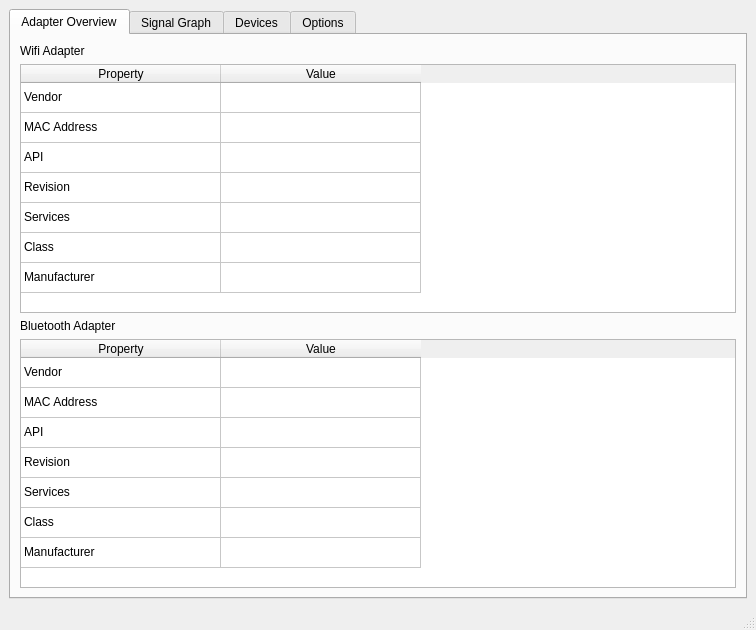
Old version of the form src/main/ui/signalum_desktop.ui in the repository bisohns/signalum-desktop.
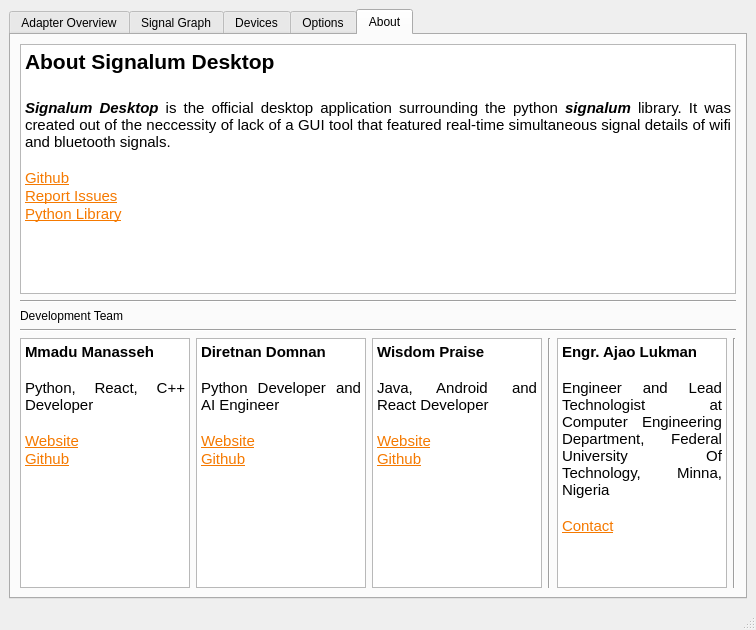
New version of the form.

Diff of the .ui file:
```diff
--- a/src/main/ui/signalum_desktop.ui
+++ b/src/main/ui/signalum_desktop.ui
@@ -21,7 +21,7 @@
        <string notr="true"/>
       </property>
       <property name="currentIndex">
-       <number>0</number>
+       <number>4</number>
       </property>
       <widget class="QWidget" name="adapterTab">
        <attribute name="title">
@@ -675,6 +675,135 @@
         </item>
        </layout>
       </widget>
+      <widget class="QWidget" name="About">
+       <attribute name="title">
+        <string>About</string>
+       </attribute>
+       <layout class="QVBoxLayout" name="verticalLayout_9">
+        <item>
+         <widget class="QTextEdit" name="textEdit">
+          <property name="html">
+           <string>&lt;!DOCTYPE HTML PUBLIC &quot;-//W3C//DTD HTML 4.0//EN&quot; &quot;http://www.w3.org/TR/REC-html40/strict.dtd&quot;&gt;
+&lt;html&gt;&lt;head&gt;&lt;meta name=&quot;qrichtext&quot; content=&quot;1&quot; /&gt;&lt;style type=&quot;text/css&quot;&gt;
+p, li { white-space: pre-wrap; }
+&lt;/style&gt;&lt;/head&gt;&lt;body style=&quot; font-family:'Ubuntu'; font-size:11pt; font-weight:400; font-style:normal;&quot;&gt;
+&lt;p align=&quot;justify&quot; style=&quot; margin-top:0px; margin-bottom:0px; margin-left:0px; margin-right:0px; -qt-block-indent:0; text-indent:0px;&quot;&gt;&lt;span style=&quot; font-size:16pt; font-weight:600;&quot;&gt;About Signalum Desktop&lt;/span&gt;&lt;/p&gt;
+&lt;p align=&quot;justify&quot; style=&quot;-qt-paragraph-type:empty; margin-top:0px; margin-bottom:0px; margin-left:0px; margin-right:0px; -qt-block-indent:0; text-indent:0px; font-size:16pt; font-weight:600;&quot;&gt;&lt;br /&gt;&lt;/p&gt;
+&lt;p align=&quot;justify&quot; style=&quot; margin-top:0px; margin-bottom:0px; margin-left:0px; margin-right:0px; -qt-block-indent:0; text-indent:0px;&quot;&gt;&lt;span style=&quot; font-weight:600; font-style:italic;&quot;&gt;Signalum Desktop&lt;/span&gt; is the official desktop application surrounding the python &lt;span style=&quot; font-weight:600; font-style:italic;&quot;&gt;signalum&lt;/span&gt; library. It was created out of the neccessity of lack of a GUI tool that featured real-time simultaneous signal details of wifi and bluetooth signals.&lt;/p&gt;
+&lt;p align=&quot;justify&quot; style=&quot;-qt-paragraph-type:empty; margin-top:0px; margin-bottom:0px; margin-left:0px; margin-right:0px; -qt-block-indent:0; text-indent:0px;&quot;&gt;&lt;br /&gt;&lt;/p&gt;
+&lt;p align=&quot;justify&quot; style=&quot; margin-top:0px; margin-bottom:0px; margin-left:0px; margin-right:0px; -qt-block-indent:0; text-indent:0px;&quot;&gt;&lt;a href=&quot;https://github.com/bisoncorps/signalum-desktop&quot;&gt;&lt;span style=&quot; text-decoration: underline; color:#f57900;&quot;&gt;Github&lt;/span&gt;&lt;/a&gt;&lt;/p&gt;
+&lt;p align=&quot;justify&quot; style=&quot; margin-top:0px; margin-bottom:0px; margin-left:0px; margin-right:0px; -qt-block-indent:0; text-indent:0px;&quot;&gt;&lt;a href=&quot;https://github.com/bisoncorps/signalum-desktop/issues&quot;&gt;&lt;span style=&quot; text-decoration: underline; color:#f57900;&quot;&gt;Report Issues&lt;/span&gt;&lt;/a&gt;&lt;/p&gt;
+&lt;p align=&quot;justify&quot; style=&quot; margin-top:0px; margin-bottom:0px; margin-left:0px; margin-right:0px; -qt-block-indent:0; text-indent:0px;&quot;&gt;&lt;a href=&quot;https://github.com/bisoncorps/signalum&quot;&gt;&lt;span style=&quot; text-decoration: underline; color:#f57900;&quot;&gt;Python Library&lt;/span&gt;&lt;/a&gt;&lt;/p&gt;&lt;/body&gt;&lt;/html&gt;</string>
+          </property>
+         </widget>
+        </item>
+        <item>
+         <widget class="Line" name="line_9">
+          <property name="orientation">
+           <enum>Qt::Horizontal</enum>
+          </property>
+         </widget>
+        </item>
+        <item>
+         <widget class="QLabel" name="label_6">
+          <property name="text">
+           <string>Development Team</string>
+          </property>
+         </widget>
+        </item>
+        <item>
+         <widget class="Line" name="line_10">
+          <property name="orientation">
+           <enum>Qt::Horizontal</enum>
+          </property>
+         </widget>
+        </item>
+        <item>
+         <layout class="QHBoxLayout" name="horizontalLayout">
+          <item>
+           <widget class="QTextEdit" name="textEdit_2">
+            <property name="html">
+             <string>&lt;!DOCTYPE HTML PUBLIC &quot;-//W3C//DTD HTML 4.0//EN&quot; &quot;http://www.w3.org/TR/REC-html40/strict.dtd&quot;&gt;
+&lt;html&gt;&lt;head&gt;&lt;meta name=&quot;qrichtext&quot; content=&quot;1&quot; /&gt;&lt;style type=&quot;text/css&quot;&gt;
+p, li { white-space: pre-wrap; }
+&lt;/style&gt;&lt;/head&gt;&lt;body style=&quot; font-family:'Ubuntu'; font-size:11pt; font-weight:400; font-style:normal;&quot;&gt;
+&lt;p align=&quot;justify&quot; style=&quot; margin-top:0px; margin-bottom:0px; margin-left:0px; margin-right:0px; -qt-block-indent:0; text-indent:0px;&quot;&gt;&lt;span style=&quot; font-weight:600;&quot;&gt;Mmadu Manasseh&lt;/span&gt;&lt;/p&gt;
+&lt;p align=&quot;justify&quot; style=&quot;-qt-paragraph-type:empty; margin-top:0px; margin-bottom:0px; margin-left:0px; margin-right:0px; -qt-block-indent:0; text-indent:0px; font-weight:600;&quot;&gt;&lt;br /&gt;&lt;/p&gt;
+&lt;p align=&quot;justify&quot; style=&quot; margin-top:0px; margin-bottom:0px; margin-left:0px; margin-right:0px; -qt-block-indent:0; text-indent:0px;&quot;&gt;Python, React, C++ Developer&lt;/p&gt;
+&lt;p align=&quot;justify&quot; style=&quot;-qt-paragraph-type:empty; margin-top:0px; margin-bottom:0px; margin-left:0px; margin-right:0px; -qt-block-indent:0; text-indent:0px;&quot;&gt;&lt;br /&gt;&lt;/p&gt;
+&lt;p align=&quot;justify&quot; style=&quot; margin-top:0px; margin-bottom:0px; margin-left:0px; margin-right:0px; -qt-block-indent:0; text-indent:0px;&quot;&gt;&lt;a href=&quot;https://mensaah.github.io&quot;&gt;&lt;span style=&quot; text-decoration: underline; color:#f57900;&quot;&gt;Website&lt;/span&gt;&lt;/a&gt;&lt;/p&gt;
+&lt;p align=&quot;justify&quot; style=&quot; margin-top:0px; margin-bottom:0px; margin-left:0px; margin-right:0px; -qt-block-indent:0; text-indent:0px;&quot;&gt;&lt;a href=&quot;https://github.com/MensaaH&quot;&gt;&lt;span style=&quot; text-decoration: underline; color:#f57900;&quot;&gt;Github&lt;/span&gt;&lt;/a&gt;&lt;/p&gt;&lt;/body&gt;&lt;/html&gt;</string>
+            </property>
+           </widget>
+          </item>
+          <item>
+           <widget class="QTextEdit" name="textEdit_3">
+            <property name="enabled">
+             <bool>true</bool>
+            </property>
+            <property name="html">
+             <string>&lt;!DOCTYPE HTML PUBLIC &quot;-//W3C//DTD HTML 4.0//EN&quot; &quot;http://www.w3.org/TR/REC-html40/strict.dtd&quot;&gt;
+&lt;html&gt;&lt;head&gt;&lt;meta name=&quot;qrichtext&quot; content=&quot;1&quot; /&gt;&lt;style type=&quot;text/css&quot;&gt;
+p, li { white-space: pre-wrap; }
+&lt;/style&gt;&lt;/head&gt;&lt;body style=&quot; font-family:'Ubuntu'; font-size:11pt; font-weight:400; font-style:normal;&quot;&gt;
+&lt;p align=&quot;justify&quot; style=&quot; margin-top:0px; margin-bottom:0px; margin-left:0px; margin-right:0px; -qt-block-indent:0; text-indent:0px;&quot;&gt;&lt;span style=&quot; font-weight:600;&quot;&gt;Diretnan Domnan&lt;/span&gt;&lt;/p&gt;
+&lt;p align=&quot;justify&quot; style=&quot;-qt-paragraph-type:empty; margin-top:0px; margin-bottom:0px; margin-left:0px; margin-right:0px; -qt-block-indent:0; text-indent:0px; font-weight:600;&quot;&gt;&lt;br /&gt;&lt;/p&gt;
+&lt;p align=&quot;justify&quot; style=&quot; margin-top:0px; margin-bottom:0px; margin-left:0px; margin-right:0px; -qt-block-indent:0; text-indent:0px;&quot;&gt;Python Developer and AI Engineer&lt;/p&gt;
+&lt;p align=&quot;justify&quot; style=&quot;-qt-paragraph-type:empty; margin-top:0px; margin-bottom:0px; margin-left:0px; margin-right:0px; -qt-block-indent:0; text-indent:0px;&quot;&gt;&lt;br /&gt;&lt;/p&gt;
+&lt;p align=&quot;justify&quot; style=&quot; margin-top:0px; margin-bottom:0px; margin-left:0px; margin-right:0px; -qt-block-indent:0; text-indent:0px;&quot;&gt;&lt;a href=&quot;https://diretnandomnan.webnode.com&quot;&gt;&lt;span style=&quot; text-decoration: underline; color:#f57900;&quot;&gt;Website&lt;/span&gt;&lt;/a&gt;&lt;/p&gt;
+&lt;p align=&quot;justify&quot; style=&quot; margin-top:0px; margin-bottom:0px; margin-left:0px; margin-right:0px; -qt-block-indent:0; text-indent:0px;&quot;&gt;&lt;a href=&quot;https://github.com/deven96&quot;&gt;&lt;span style=&quot; text-decoration: underline; color:#f57900;&quot;&gt;Github&lt;/span&gt;&lt;/a&gt;&lt;/p&gt;&lt;/body&gt;&lt;/html&gt;</string>
+            </property>
+           </widget>
+          </item>
+          <item>
+           <widget class="QTextEdit" name="textEdit_4">
+            <property name="html">
+             <string>&lt;!DOCTYPE HTML PUBLIC &quot;-//W3C//DTD HTML 4.0//EN&quot; &quot;http://www.w3.org/TR/REC-html40/strict.dtd&quot;&gt;
+&lt;html&gt;&lt;head&gt;&lt;meta name=&quot;qrichtext&quot; content=&quot;1&quot; /&gt;&lt;style type=&quot;text/css&quot;&gt;
+p, li { white-space: pre-wrap; }
+&lt;/style&gt;&lt;/head&gt;&lt;body style=&quot; font-family:'Ubuntu'; font-size:11pt; font-weight:400; font-style:normal;&quot;&gt;
+&lt;p align=&quot;justify&quot; style=&quot; margin-top:0px; margin-bottom:0px; margin-left:0px; margin-right:0px; -qt-block-indent:0; text-indent:0px;&quot;&gt;&lt;span style=&quot; font-weight:600;&quot;&gt;Wisdom Praise&lt;/span&gt;&lt;/p&gt;
+&lt;p align=&quot;justify&quot; style=&quot;-qt-paragraph-type:empty; margin-top:0px; margin-bottom:0px; margin-left:0px; margin-right:0px; -qt-block-indent:0; text-indent:0px; font-weight:600;&quot;&gt;&lt;br /&gt;&lt;/p&gt;
+&lt;p align=&quot;justify&quot; style=&quot; margin-top:0px; margin-bottom:0px; margin-left:0px; margin-right:0px; -qt-block-indent:0; text-indent:0px;&quot;&gt;Java, Android and React Developer&lt;/p&gt;
+&lt;p align=&quot;justify&quot; style=&quot;-qt-paragraph-type:empty; margin-top:0px; margin-bottom:0px; margin-left:0px; margin-right:0px; -qt-block-indent:0; text-indent:0px;&quot;&gt;&lt;br /&gt;&lt;/p&gt;
+&lt;p align=&quot;justify&quot; style=&quot; margin-top:0px; margin-bottom:0px; margin-left:0px; margin-right:0px; -qt-block-indent:0; text-indent:0px;&quot;&gt;&lt;a href=&quot;https://wizzywit.github.io&quot;&gt;&lt;span style=&quot; text-decoration: underline; color:#f57900;&quot;&gt;Website&lt;/span&gt;&lt;/a&gt;&lt;/p&gt;
+&lt;p align=&quot;justify&quot; style=&quot; margin-top:0px; margin-bottom:0px; margin-left:0px; margin-right:0px; -qt-block-indent:0; text-indent:0px;&quot;&gt;&lt;a href=&quot;https://github.com/wizzywit&quot;&gt;&lt;span style=&quot; text-decoration: underline; color:#f57900;&quot;&gt;Github&lt;/span&gt;&lt;/a&gt;&lt;/p&gt;&lt;/body&gt;&lt;/html&gt;</string>
+            </property>
+           </widget>
+          </item>
+          <item>
+           <widget class="Line" name="line_12">
+            <property name="orientation">
+             <enum>Qt::Vertical</enum>
+            </property>
+           </widget>
+          </item>
+          <item>
+           <widget class="QTextEdit" name="textEdit_5">
+            <property name="html">
+             <string>&lt;!DOCTYPE HTML PUBLIC &quot;-//W3C//DTD HTML 4.0//EN&quot; &quot;http://www.w3.org/TR/REC-html40/strict.dtd&quot;&gt;
+&lt;html&gt;&lt;head&gt;&lt;meta name=&quot;qrichtext&quot; content=&quot;1&quot; /&gt;&lt;style type=&quot;text/css&quot;&gt;
+p, li { white-space: pre-wrap; }
+&lt;/style&gt;&lt;/head&gt;&lt;body style=&quot; font-family:'Ubuntu'; font-size:11pt; font-weight:400; font-style:normal;&quot;&gt;
+&lt;p align=&quot;justify&quot; style=&quot; margin-top:0px; margin-bottom:0px; margin-left:0px; margin-right:0px; -qt-block-indent:0; text-indent:0px;&quot;&gt;&lt;span style=&quot; font-weight:600;&quot;&gt;Engr. Ajao Lukman&lt;/span&gt;&lt;/p&gt;
+&lt;p align=&quot;justify&quot; style=&quot;-qt-paragraph-type:empty; margin-top:0px; margin-bottom:0px; margin-left:0px; margin-right:0px; -qt-block-indent:0; text-indent:0px; font-weight:600;&quot;&gt;&lt;br /&gt;&lt;/p&gt;
+&lt;p align=&quot;justify&quot; style=&quot; margin-top:0px; margin-bottom:0px; margin-left:0px; margin-right:0px; -qt-block-indent:0; text-indent:0px;&quot;&gt;Engineer and Lead Technologist at Computer Engineering Department, Federal University Of Technology, Minna, Nigeria&lt;/p&gt;
+&lt;p align=&quot;justify&quot; style=&quot;-qt-paragraph-type:empty; margin-top:0px; margin-bottom:0px; margin-left:0px; margin-right:0px; -qt-block-indent:0; text-indent:0px;&quot;&gt;&lt;br /&gt;&lt;/p&gt;
+&lt;p align=&quot;justify&quot; style=&quot; margin-top:0px; margin-bottom:0px; margin-left:0px; margin-right:0px; -qt-block-indent:0; text-indent:0px;&quot;&gt;&lt;a href=&quot;contact&quot;&gt;&lt;span style=&quot; text-decoration: underline; color:#f57900;&quot;&gt;Contact&lt;/span&gt;&lt;/a&gt;&lt;/p&gt;&lt;/body&gt;&lt;/html&gt;</string>
+            </property>
+           </widget>
+          </item>
+          <item>
+           <widget class="Line" name="line_13">
+            <property name="orientation">
+             <enum>Qt::Vertical</enum>
+            </property>
+           </widget>
+          </item>
+         </layout>
+        </item>
+       </layout>
+      </widget>
      </widget>
     </item>
    </layout>
```
Left out of the diff: 27 changed lines with no effect on the pictures.
